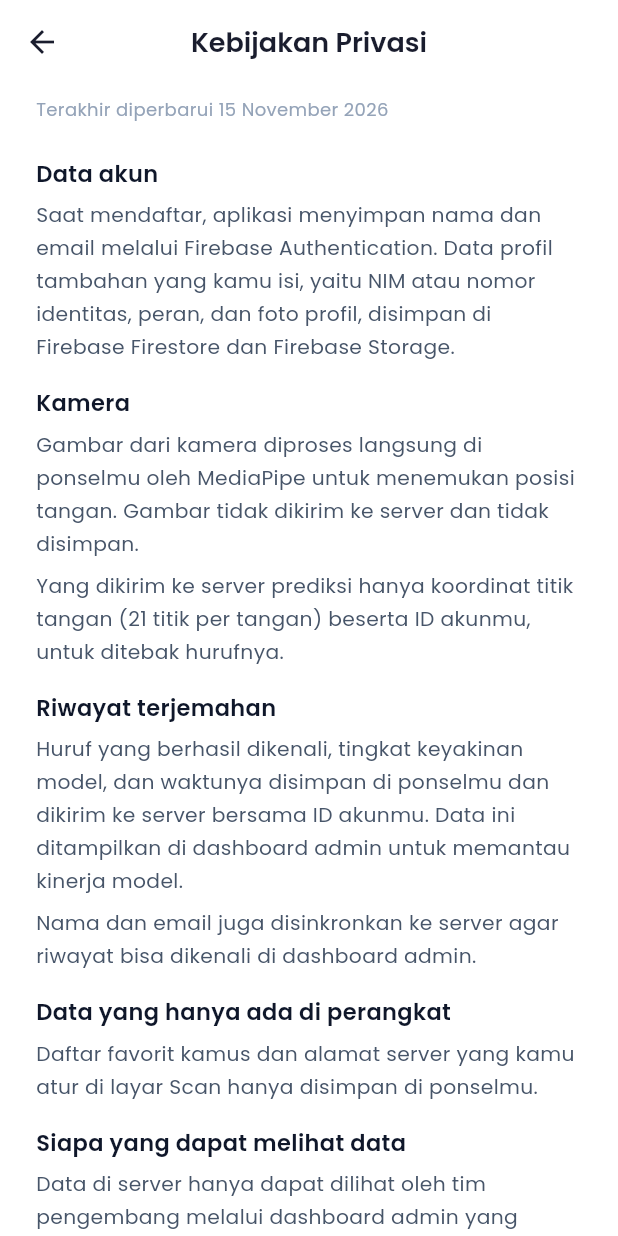
After one commit to hafisc/bisindo, a Flutter app: the RegisterPage screen opened by its route, after a tap on "Kebijakan Privasi", on a phone screen of 412 x 824 dp. The commit adds this screen. Run offline on Flutter 3.47's test engine with Material 3 defaults, Android fonts, the phone set to English and light mode, and no system bars; our stand-ins replace camera, cloud_firestore, connectivity_plus, dartz, dio, equatable and 15 more; accounts and stored records are empty; generated files the repository leaves out were written again; network calls fail.

Commit message:
feat(mobile): lengkapi menu yang masih kosong atau "segera hadir"
- Halaman Favorit (/favorites) dari menu Beranda: gesture tersimpan
  terbaru di atas, ajakan ke Kamus saat masih kosong, dan id lama yang
  sudah tidak ada di kamus diabaikan.
- Halaman Syarat dan Ketentuan serta Kebijakan Privasi untuk tautan di
  halaman Daftar yang sebelumnya masih TODO. Isinya mengikuti alur data
  aplikasi: gambar kamera diproses di perangkat dan hanya koordinat
  tangan yang dikirim ke server, riwayat dan profil disinkronkan ke
  server, serta Hapus Akun belum menghapus riwayat di server. Kedua
  rute bisa dibuka sebelum login.
- Menu Notifikasi di Profil membuka halaman Notifikasi yang sudah ada.
- Sapaan Beranda memakai nama depan pengguna dari profil, sebelumnya
  selalu "Halo, User".

Test: 8 widget test untuk detail kamus, favorit, halaman legal, dan
sapaan Beranda. flutter test 67/67, flutter analyze tanpa temuan.

```diff
--- a/mobile/lib/core/constants/app_strings.dart
+++ b/mobile/lib/core/constants/app_strings.dart
@@ -50,7 +50,6 @@ class AppStrings {
   static const String homeTipsTitle = 'Tips Hari Ini';
   static const String homeTipsBody =
       'Latih gesture setiap hari\nuntuk meningkatkan akurasi deteksi.';
-  static const String featureComingSoon = 'Fitur ini segera hadir.';
 
   // ── Notification ──────────────────────────────────────────────
   static const String notificationTitle = 'Notifikasi';
--- a/mobile/lib/core/router/app_router.dart
+++ b/mobile/lib/core/router/app_router.dart
@@ -10,6 +10,7 @@ import '../../features/auth/data/repositories/auth_repository_impl.dart';
 import '../../features/auth/domain/repositories/auth_repository.dart';
 import '../../features/auth/presentation/pages/email_verification_page.dart';
 import '../../features/auth/presentation/pages/forgot_password_page.dart';
+import '../../features/auth/presentation/pages/legal_page.dart';
 import '../../features/auth/presentation/pages/login_page.dart';
 import '../../features/auth/presentation/pages/onboarding_page.dart';
 import '../../features/auth/presentation/pages/register_page.dart';
@@ -23,7 +24,7 @@ import '../../features/scan/presentation/pages/scan_page.dart';
 import '../../features/home/presentation/pages/notification_page.dart';
 import '../../features/dictionary/presentation/pages/dictionary_page.dart';
 import '../../features/dictionary/presentation/pages/dictionary_detail_page.dart';
-
+import '../../features/dictionary/presentation/pages/favorite_page.dart';
 
 /// App-wide route names as constants.
 abstract class AppRoutes {
@@ -42,6 +43,9 @@ abstract class AppRoutes {
   static const String history = '/history';
   static const String profile = '/profile';
   static const String editProfile = '/profile/edit';
+  static const String favorites = '/favorites';
+  static const String terms = '/terms';
+  static const String privacy = '/privacy';
 }
 
 @singleton
@@ -50,10 +54,9 @@ class AppRouter {
 
   @factoryMethod
   AppRouter({AuthRepository? authRepository})
-      : _authRepository = authRepository ??
-            AuthRepositoryImpl(
-              remoteDataSource: AuthRemoteDataSourceImpl(),
-            );
+    : _authRepository =
+          authRepository ??
+          AuthRepositoryImpl(remoteDataSource: AuthRemoteDataSourceImpl());
 
   GoRouter get config => _router;
 
@@ -88,6 +91,9 @@ class AppRouter {
         AppRoutes.forgotPassword,
         AppRoutes.emailVerification,
         AppRoutes.splash,
+        // Dibuka dari halaman Daftar sebelum pengguna punya akun.
+        AppRoutes.terms,
+        AppRoutes.privacy,
       ];
 
       final isPublicRoute = publicRoutes.contains(location);
@@ -178,6 +184,25 @@ class AppRouter {
         name: 'editProfile',
         builder: (context, state) => const EditProfilePage(),
       ),
+      // Favorit dibuka dari menu Beranda lewat context.push, layar penuh
+      // tanpa bottom nav seperti Notifikasi.
+      GoRoute(
+        path: AppRoutes.favorites,
+        name: 'favorites',
+        builder: (context, state) => const FavoritePage(),
+      ),
+      GoRoute(
+        path: AppRoutes.terms,
+        name: 'terms',
+        builder: (context, state) =>
+            const LegalPage(document: LegalDocument.terms),
+      ),
+      GoRoute(
+        path: AppRoutes.privacy,
+        name: 'privacy',
+        builder: (context, state) =>
+            const LegalPage(document: LegalDocument.privacy),
+      ),
       ShellRoute(
         builder: (context, state, child) => MainWrapperPage(child: child),
         routes: [
@@ -194,9 +219,8 @@ class AppRouter {
               GoRoute(
                 path: ':id',
                 name: 'dictionaryDetail',
-                builder: (context, state) => DictionaryDetailPage(
-                  id: state.pathParameters['id'] ?? '',
-                ),
+                builder: (context, state) =>
+                    DictionaryDetailPage(id: state.pathParameters['id'] ?? ''),
               ),
             ],
           ),
--- /dev/null
+++ b/mobile/lib/features/auth/presentation/pages/legal_page.dart
@@ -0,0 +1,150 @@
+import 'package:flutter/material.dart';
+
+import '../../../../core/constants/app_palette.dart';
+
+enum LegalDocument { terms, privacy }
+
+class _Section {
+  final String title;
+  final List<String> paragraphs;
+  const _Section(this.title, this.paragraphs);
+}
+
+/// Syarat dan Ketentuan serta Kebijakan Privasi.
+///
+/// Isinya mengikuti perilaku aplikasi yang sebenarnya. Bila alur data berubah
+/// (misalnya gambar kamera mulai dikirim ke server), teks di sini wajib ikut
+/// diperbarui.
+class LegalPage extends StatelessWidget {
+  final LegalDocument document;
+  const LegalPage({super.key, required this.document});
+
+  static const String lastUpdated = '15 November 2026';
+
+  static const List<_Section> _terms = [
+    _Section('Tentang aplikasi', [
+      'BISINDO Translator adalah aplikasi bantu belajar dan menerjemahkan huruf '
+          'Bahasa Isyarat Indonesia (BISINDO) A-Z melalui kamera. Aplikasi ini '
+          'dikembangkan sebagai proyek mata kuliah Project Based Learning.',
+    ]),
+    _Section('Ketepatan hasil terjemahan', [
+      'Hasil deteksi berasal dari model machine learning dan tidak selalu tepat. '
+          'Pada data uji, model mengenali huruf dengan benar sekitar 96%, dan '
+          'hasil di dunia nyata bisa lebih rendah karena pencahayaan, sudut '
+          'kamera, atau cara memperagakan.',
+      'Aplikasi ini tidak menggantikan juru bahasa isyarat untuk keperluan '
+          'penting seperti layanan kesehatan, hukum, atau keadaan darurat.',
+    ]),
+    _Section('Akun', [
+      'Kamu bertanggung jawab atas kebenaran data yang diisi saat mendaftar '
+          'dan atas kerahasiaan password akunmu.',
+      'Akun dapat dihapus kapan saja melalui menu Profil, lalu Hapus Akun.',
+    ]),
+    _Section('Penggunaan yang wajar', [
+      'Jangan menyalahgunakan layanan, misalnya mengirim permintaan berulang '
+          'secara otomatis ke server prediksi atau mencoba mengakses data '
+          'pengguna lain.',
+    ]),
+    _Section('Ketersediaan layanan', [
+      'Fitur Scan dan Mode Belajar membutuhkan server prediksi yang sedang '
+          'berjalan. Karena ini proyek akademik, server dapat tidak tersedia '
+          'sewaktu-waktu dan fitur dapat berubah tanpa pemberitahuan.',
+    ]),
+    _Section('Perubahan ketentuan', [
+      'Ketentuan ini dapat diperbarui. Versi terbaru selalu tersedia di '
+          'halaman ini beserta tanggal pembaruannya.',
+    ]),
+  ];
+
+  static const List<_Section> _privacy = [
+    _Section('Data akun', [
+      'Saat mendaftar, aplikasi menyimpan nama dan email melalui Firebase '
+          'Authentication. Data profil tambahan yang kamu isi, yaitu NIM atau '
+          'nomor identitas, peran, dan foto profil, disimpan di Firebase '
+          'Firestore dan Firebase Storage.',
+    ]),
+    _Section('Kamera', [
+      'Gambar dari kamera diproses langsung di ponselmu oleh MediaPipe untuk '
+          'menemukan posisi tangan. Gambar tidak dikirim ke server dan tidak '
+          'disimpan.',
+      'Yang dikirim ke server prediksi hanya koordinat titik tangan (21 titik '
+          'per tangan) beserta ID akunmu, untuk ditebak hurufnya.',
+    ]),
+    _Section('Riwayat terjemahan', [
+      'Huruf yang berhasil dikenali, tingkat keyakinan model, dan waktunya '
+          'disimpan di ponselmu dan dikirim ke server bersama ID akunmu. Data '
+          'ini ditampilkan di dashboard admin untuk memantau kinerja model.',
+      'Nama dan email juga disinkronkan ke server agar riwayat bisa dikenali '
+          'di dashboard admin.',
+    ]),
+    _Section('Data yang hanya ada di perangkat', [
+      'Daftar favorit kamus dan alamat server yang kamu atur di layar Scan '
+          'hanya disimpan di ponselmu.',
+    ]),
+    _Section('Siapa yang dapat melihat data', [
+      'Data di server hanya dapat dilihat oleh tim pengembang melalui dashboard '
+          'admin yang dilindungi login. Data tidak dijual atau dibagikan ke '
+          'pihak lain.',
+    ]),
+    _Section('Menghapus data', [
+      'Menu Profil, lalu Hapus Akun, menghapus akun Firebase, data profil, dan '
+          'foto profilmu. Riwayat di ponsel bisa dihapus dari halaman Riwayat.',
+      'Riwayat yang sudah tersinkron ke server belum ikut terhapus otomatis. '
+          'Hubungi tim pengembang bila ingin riwayat di server dihapus.',
+    ]),
+    _Section('Keamanan', [
+      'Login dan data akun di Firebase memakai koneksi terenkripsi (HTTPS). '
+          'Server prediksi untuk demo berjalan di jaringan lokal dengan HTTP '
+          'biasa, jadi gunakan hanya di jaringan yang kamu percaya.',
+    ]),
+  ];
+
+  @override
+  Widget build(BuildContext context) {
+    final isTerms = document == LegalDocument.terms;
+    final title = isTerms ? 'Syarat dan Ketentuan' : 'Kebijakan Privasi';
+    final sections = isTerms ? _terms : _privacy;
+
+    return Scaffold(
+      backgroundColor: Colors.white,
+      appBar: AppBar(
+        title: Text(title),
+        backgroundColor: Colors.white,
+        surfaceTintColor: Colors.transparent,
+        elevation: 0,
+      ),
+      body: ListView(
+        padding: const EdgeInsets.fromLTRB(24, 8, 24, 40),
+        children: [
+          Text(
+            'Terakhir diperbarui $lastUpdated',
+            style: TextStyle(fontSize: 12, color: AppPalette.gray400),
+          ),
+          const SizedBox(height: 8),
+          for (final section in sections) ...[
+            const SizedBox(height: 16),
+            Text(
+              section.title,
+              style: TextStyle(
+                fontSize: 15,
+                fontWeight: FontWeight.w600,
+                color: AppPalette.darkBlue,
+              ),
+            ),
+            for (final paragraph in section.paragraphs) ...[
+              const SizedBox(height: 6),
+              Text(
+                paragraph,
+                style: TextStyle(
+                  fontSize: 13.5,
+                  height: 1.6,
+                  color: AppPalette.gray600,
+                ),
+              ),
+            ],
+          ],
+        ],
+      ),
+    );
+  }
+}
--- a/mobile/lib/features/auth/presentation/pages/register_page.dart
+++ b/mobile/lib/features/auth/presentation/pages/register_page.dart
@@ -354,9 +354,10 @@ class _RegisterPageState extends ConsumerState<RegisterPage> {
                                                     ),
                                                     WidgetSpan(
                                                       child: GestureDetector(
-                                                        onTap: () {
-                                                          // TODO: buka halaman syarat & ketentuan
-                                                        },
+                                                        onTap: () =>
+                                                            context.push(
+                                                              AppRoutes.terms,
+                                                            ),
                                                         child: Text(
                                                           'Syarat dan Ketentuan',
                                                           style:
@@ -378,9 +379,10 @@ class _RegisterPageState extends ConsumerState<RegisterPage> {
                                                     ),
                                                     WidgetSpan(
                                                       child: GestureDetector(
-                                                        onTap: () {
-                                                          // TODO: buka halaman kebijakan privasi
-                                                        },
+                                                        onTap: () =>
+                                                            context.push(
+                                                              AppRoutes.privacy,
+                                                            ),
                                                         child: Text(
                                                           'Kebijakan Privasi',
                                                           style:
```
Also changed, not shown: mobile/lib/features/dictionary/presentation/pages/favorite_page.dart (added, +123 -0 lines), mobile/lib/features/home/presentation/pages/home_page.dart (+17 -16 lines), mobile/lib/features/profile/presentation/pages/profile_page.dart (+1 -18 lines), 1 other file.
